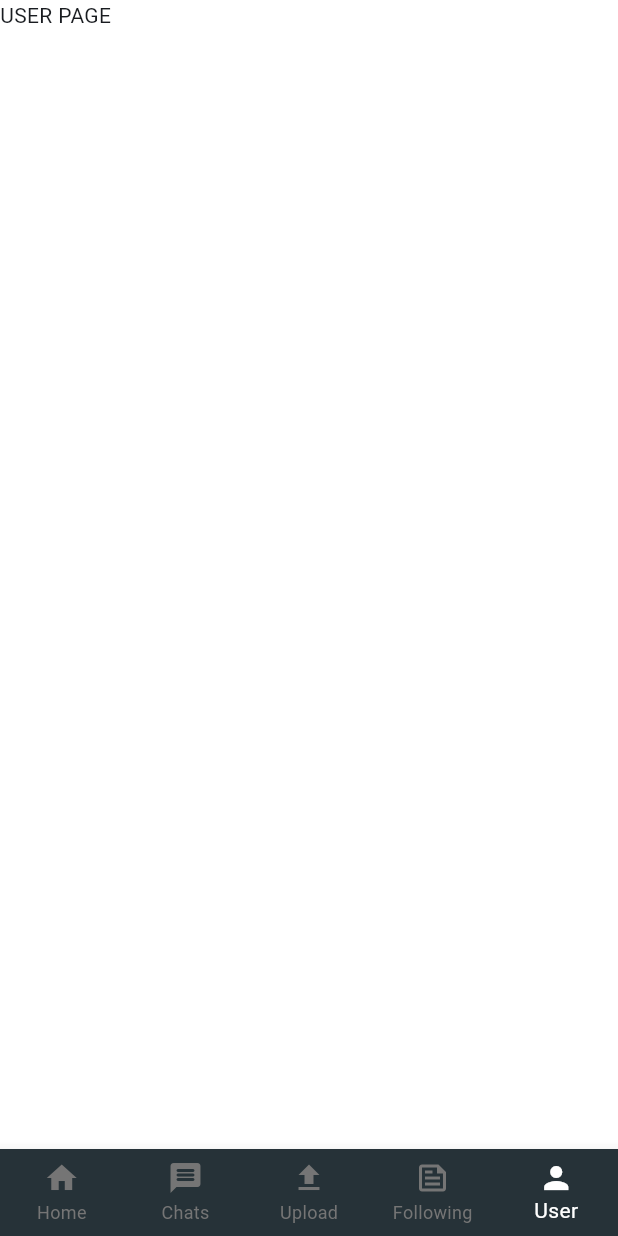
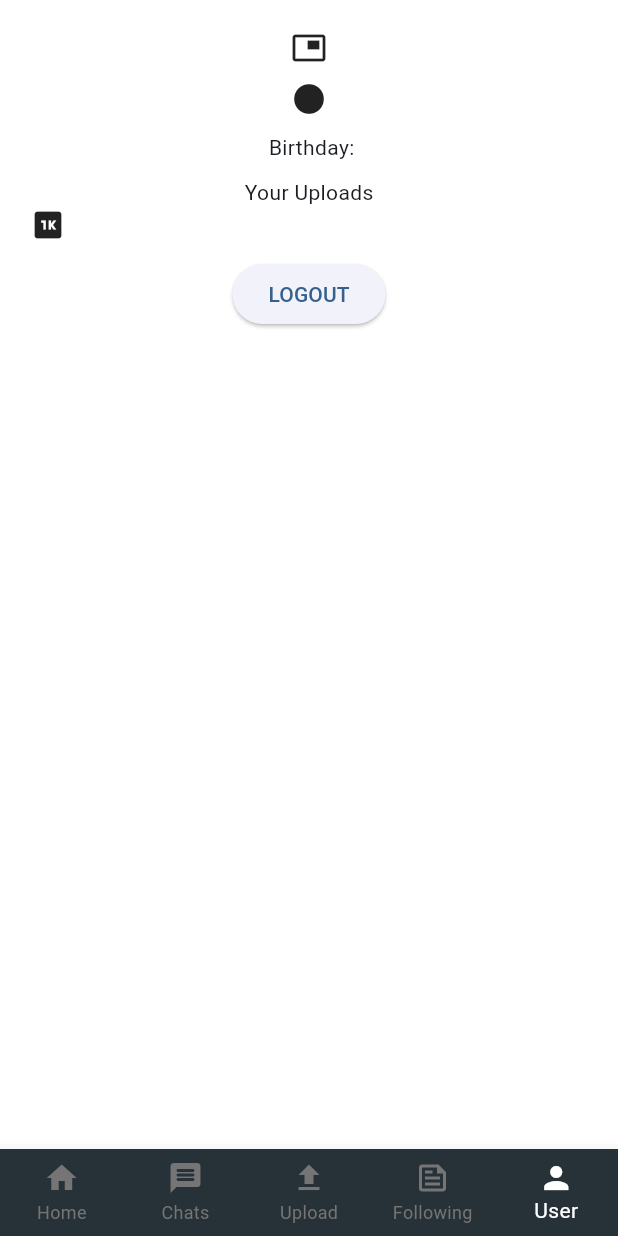
Before and after one commit to JavierKuri/socialapp, a Flutter app: the UserPage screen opened directly, on a phone screen of 412 x 824 dp. Run offline on Flutter 3.47's test engine with Material 3 defaults, Android fonts, the light colour scheme and no system bars; our stand-ins replace image_picker; accounts and stored records are empty; network calls fail.

Commit message:
Added basic frontend file for user page along with certain changes such as the logout service working and saving the whole user locally

```diff
--- a/socialapp/lib/globals.dart
+++ b/socialapp/lib/globals.dart
@@ -1,2 +1,3 @@
+import './models/user.dart';
 const String backendurl = "http://localhost:8000";
-String? user_email;
+User? global_user;
--- a/socialapp/lib/pages/login_page.dart
+++ b/socialapp/lib/pages/login_page.dart
@@ -27,7 +27,7 @@ class _LoginPageState extends State<LoginPage> {
     setState(() => _isLoading = false);
 
     if (user != null) {
-      user_email = _emailController.text.trim();
+      global_user = user;
       Navigator.pushReplacementNamed(context, '/home');
     } else {
       ScaffoldMessenger.of(context).showSnackBar(
--- a/socialapp/lib/pages/signup_page.dart
+++ b/socialapp/lib/pages/signup_page.dart
@@ -72,7 +72,7 @@ class _SignupPageState extends State<SignupPage> {
 
     if (user != null) {
       // Temporary session storage
-      user_email = user.email;
+      global_user = user;
 
       Navigator.pushReplacementNamed(context, '/home');
     } else {
--- a/socialapp/lib/pages/upload_page.dart
+++ b/socialapp/lib/pages/upload_page.dart
@@ -35,7 +35,7 @@ class _UploadPageState extends State<UploadPage> {
     }
 
     final post = Post(
-      email: user_email!,
+      email: global_user!.email,
       title: _titleController.text.trim(),
       description: _descriptionController.text.trim(),
       postPicture: pictureBase64,
--- a/socialapp/lib/pages/user_page.dart
+++ b/socialapp/lib/pages/user_page.dart
@@ -1,5 +1,7 @@
 import 'package:flutter/material.dart';
+import 'package:socialapp/globals.dart';
 import '../widgets/app_bottom_bar.dart';
+import '../services/auth_service.dart';
 
 class UserPage extends StatefulWidget {
   const UserPage({super.key, required this.title});
@@ -9,11 +11,28 @@ class UserPage extends StatefulWidget {
 }
 
 class _UserPageState extends State<UserPage> {
+  final AuthService _authService = AuthService();
   @override
   Widget build(BuildContext context) {
     return Scaffold(
       backgroundColor: Colors.white,
-      body: Container(child: Text("USER PAGE"),),
+      body: Padding(
+        padding: const EdgeInsets.all(20),
+        child: Column(
+          children: [
+            const Icon(Icons.picture_in_picture), //will be banner
+            const SizedBox(height: 10),
+            const Icon(Icons.circle), //will be profile pic
+            const SizedBox(height: 10),
+            Text(global_user!.name + " Birthday: " + global_user!.birthday, textAlign: TextAlign.center,),
+            const SizedBox(height: 10),
+            const Text("Your Uploads"),
+            const Row(children: [Icon(Icons.one_k)],), //scrollable row with user uploads
+            const SizedBox(height: 10),
+            ElevatedButton(onPressed: () =>_authService.logout(context), child: const Text("LOGOUT"))
+          ],
+        ),
+      ),
       bottomNavigationBar: AppBottomNavBar(selectedIndex: 4),
     );
   }
--- a/socialapp/lib/services/auth_service.dart
+++ b/socialapp/lib/services/auth_service.dart
@@ -1,3 +1,4 @@
+import 'package:flutter/material.dart';
 import 'dart:convert';
 import 'package:http/http.dart' as http;
 import '../models/signup_request.dart';
@@ -37,7 +38,8 @@ class AuthService {
     return null;
   }
 
-  Future<void> logout() async {
-    // TODO
+  Future<void> logout(BuildContext context) async {
+    global_user = null;
+    Navigator.pushReplacementNamed(context, '/');
   }
 }
```
